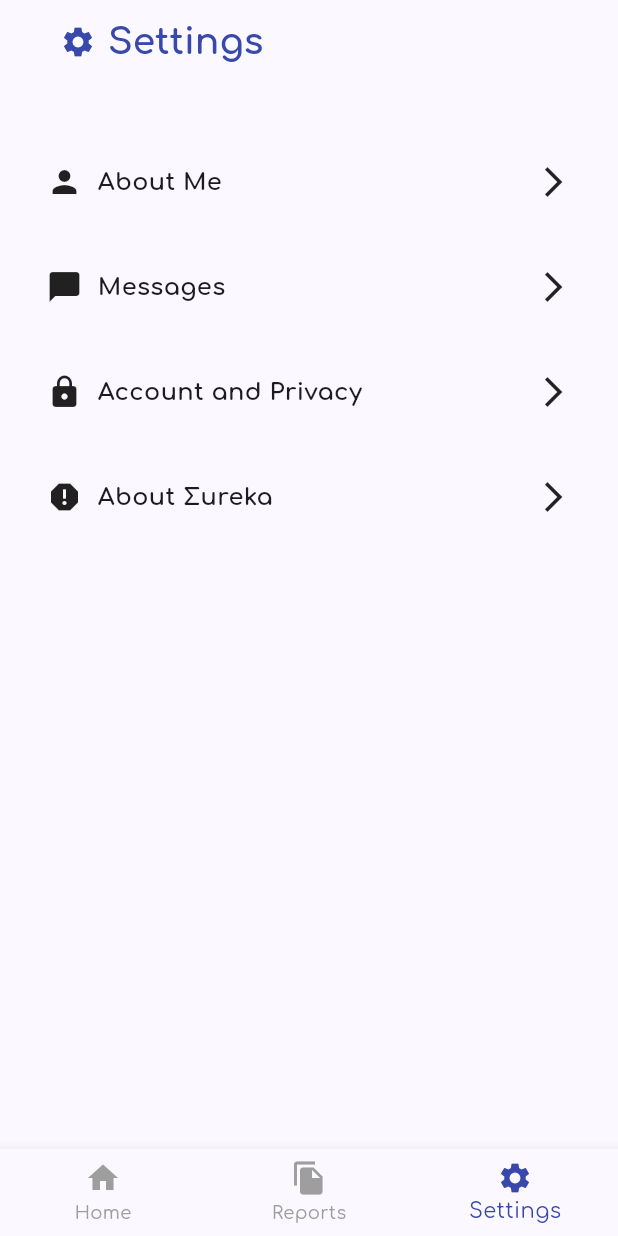
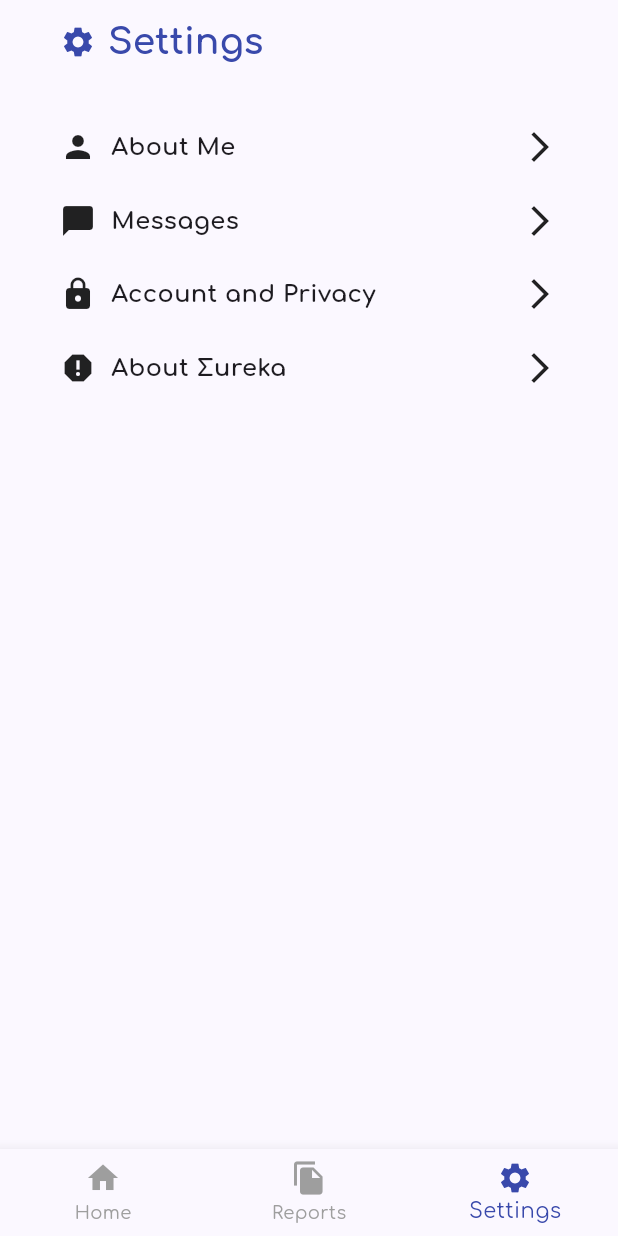
Before and after one commit to Chuqiao-Peng/Eureka, a Flutter app: the screen it shows once a user with an empty profile is signed in, item 3 of the bottom bar chosen, on a phone screen of 412 x 824 dp. Run offline on Flutter 3.47's test engine with Material 3 defaults, Android fonts, the phone set to English and light mode, and no system bars; our stand-ins replace carousel_slider, cloud_firestore, firebase_auth, firebase_core, fl_chart, google_fonts and 1 more; missing offline and left inert: carp_serializable, health; accounts and stored records are empty; network calls fail.

Commit message:
refined padding and format

```diff
--- a/lib/abouteureka.dart
+++ b/lib/abouteureka.dart
@@ -48,7 +48,7 @@ class _AboutEurekaState extends State<AboutEureka> {
             Padding(
               padding: const EdgeInsets.all(25.0),
               child: Text(
-                "Eureka HeartGuard teaches users about ways to manage their heart health and shows a breakdown of electrocardiogram signals that can be used to inform the user when there might be irregularities in their heartbeats. The app educates users about heart health and overall well-being. Users can access past electrocardiogram signals and stay informed about electrocardiography and relevant heart health news.",
+                "Eureka HeartGuard teaches users about ways to manage their heart health and shows a breakdown of electrocardiogram signals that can be used to inform the user when there might be an overdose of substances. The app educates users about heart health and overall well-being. Users can access past electrocardiogram signals and stay informed about electrocardiography and relevant heart health news.",
               style: TextStyle(
                   fontSize: 16),
               ),
--- a/lib/settingspage.dart
+++ b/lib/settingspage.dart
@@ -36,9 +36,9 @@ class _SettingsPageState extends State<SettingsPage> {
         }
       },
       child: Container(
-        width: 350,
-        height: 70,
-        // decoration: BoxDecoration(
+        // width: 350,
+        // height: 70,
+        // // decoration: BoxDecoration(
         // border: Border(
         //   bottom: BorderSide(
         //     color: const Color.fromRGBO(121, 134, 203, 1),
@@ -96,15 +96,21 @@ class _SettingsPageState extends State<SettingsPage> {
         ),
       ),
       body: Center(
+        child: Padding(
+          padding: const EdgeInsets.symmetric(horizontal: 40),
           child: Column(
             mainAxisAlignment: MainAxisAlignment.start,
             children: <Widget>[
               SizedBox(height: 30),
               SettingsRow("About Me", Icon(Icons.person)),
+              SizedBox(height: 25),
               SettingsRow("Messages", Icon(Icons.chat_bubble)),
+              SizedBox(height: 25),
               SettingsRow("Account and Privacy", Icon(Icons.lock)),
+              SizedBox(height: 25),
               SettingsRow("About Σureka", Icon(Icons.report)),
             ],
+          ),
         ),
       ),
     );
```
Also changed, not shown: lib/homepage.dart (+5 -2 lines), lib/weeklyreportpage.dart (+33 -19 lines), 1 other file. Lines whose indentation alone changed are shown as unchanged.
